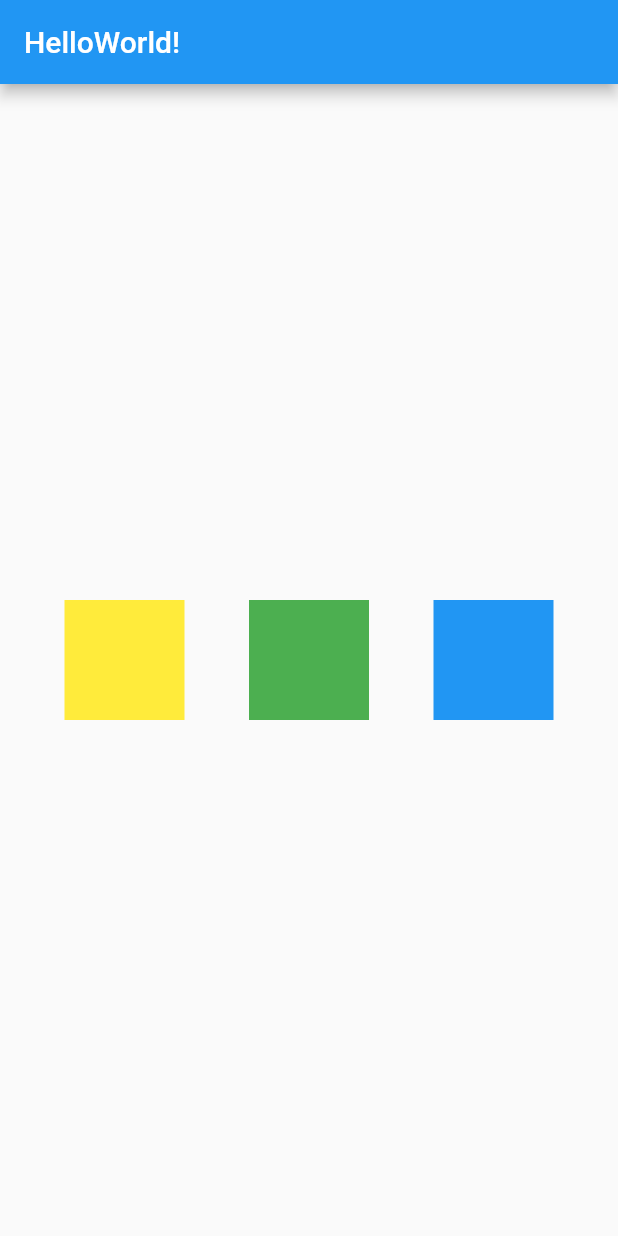
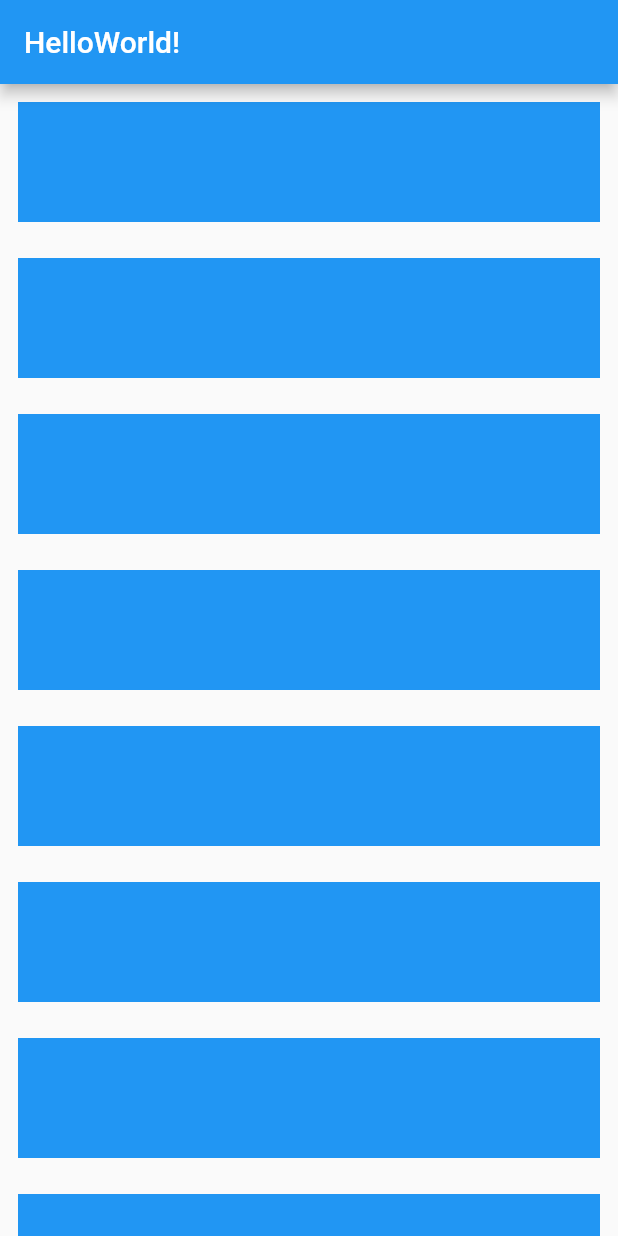
Before and after one commit to natanael-vieira/hello_world, a Flutter app: the screen it shows after launch, on a phone screen of 412 x 824 dp. Run offline on Flutter 3.47's test engine with Material 2 defaults, Android fonts, the phone set to English and light mode, and no system bars.

Commit message:
Update home_page.dart
Criando lista a partir de dois itens, o Column e o SingleChildScrollView

```diff
--- a/lib/home_page.dart
+++ b/lib/home_page.dart
@@ -46,26 +46,20 @@ class _HomePageState extends State<HomePage> {
       body: SizedBox(
         width: double.infinity,
         height: double.infinity,
-        child: Row(
+        child: SingleChildScrollView(
+          child: Column(
             mainAxisAlignment: MainAxisAlignment.spaceEvenly,
             crossAxisAlignment: CrossAxisAlignment.center,
             children: [
+              for (var i = 0; i < 10; i++)
                 Container(
-              width: 80,
+                  width: double.infinity,
                   height: 80,
-              color: Colors.yellow,
-            ),
-            Container(
-              width: 80,
-              height: 80,
-              color: Colors.green,
-            ),
-            Container(
-              width: 80,
-              height: 80,
+                  margin: const EdgeInsets.all(12),
                   color: Colors.blue,
                 ),
             ],
+          ),
         ),
       ),
       // body: Center(
```
Lines whose indentation alone changed are shown as unchanged.
